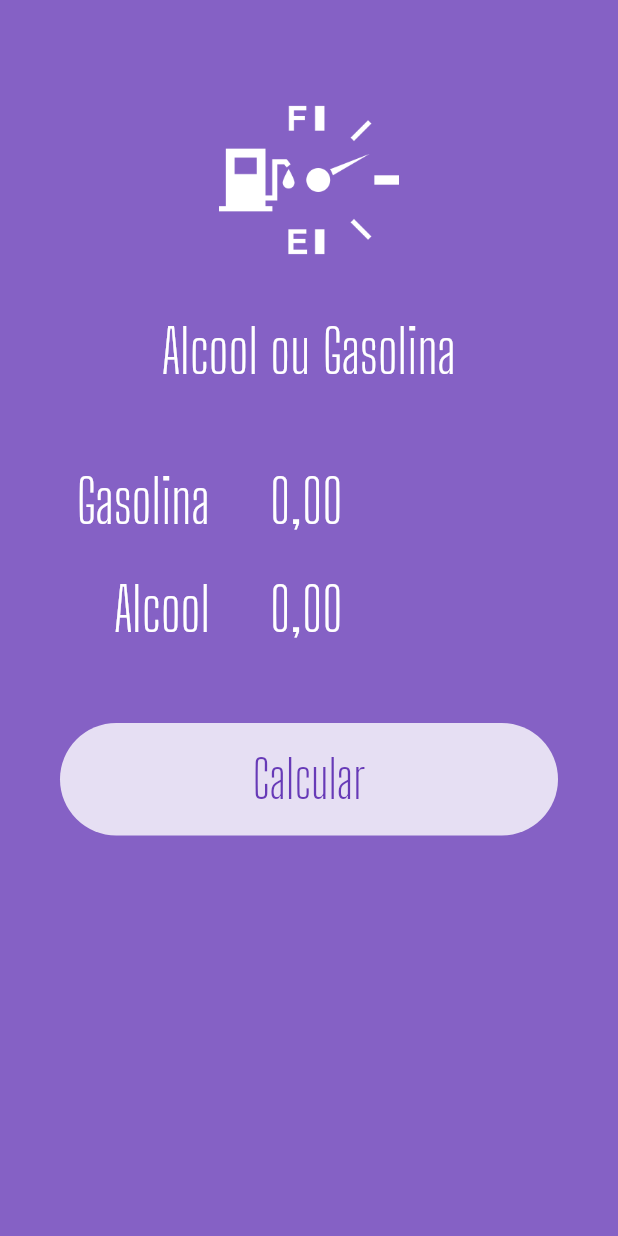
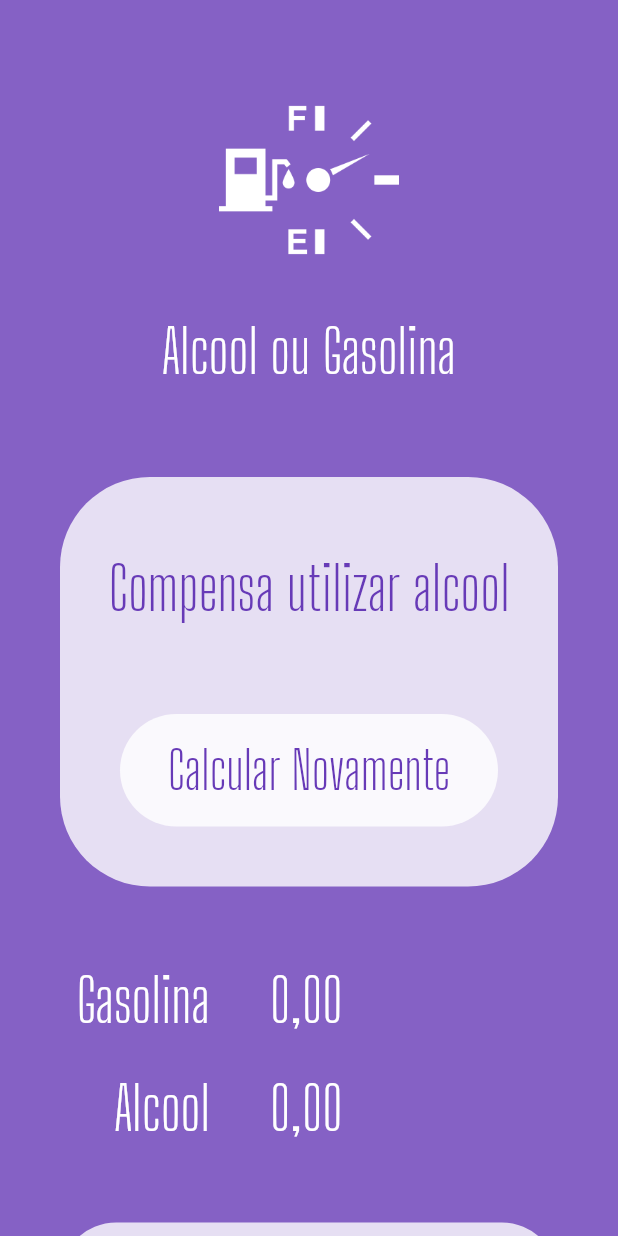
Before and after one commit to RaphaelfsOliveira/flutter_course_balta_io_alcool_gasolina, a Flutter app: the screen it shows after launch, on a phone screen of 412 x 824 dp. Run offline on Flutter 3.47's test engine with Material 2 defaults, Android fonts, the phone set to English and light mode, and no system bars; our stand-ins replace flutter_masked_text.

Commit message:
- adicionando widget calcular novamente - recebendo variavel do botão - atualizando algumas coisas

```diff
--- a/app/lib/main.dart
+++ b/app/lib/main.dart
@@ -23,8 +23,8 @@ class MyApp extends StatelessWidget {
 }
 
 class HomePage extends StatelessWidget {
-  var _gasCtrl = new MoneyMaskedTextController();
-  var _alcCtrl = new MoneyMaskedTextController();
+  final _gasCtrl = new MoneyMaskedTextController();
+  final _alcCtrl = new MoneyMaskedTextController();
 
   final double sizeFuelPrice = 40;
 
@@ -35,6 +35,29 @@ class HomePage extends StatelessWidget {
       body: ListView(
         children: <Widget>[
           Logo(),
+          Container(
+            margin: EdgeInsets.all(40),
+            decoration: BoxDecoration(
+              color: Colors.white.withOpacity(0.8),
+              borderRadius: BorderRadius.circular(60),
+            ),
+            child: Column(
+              children: <Widget>[
+                SizedBox(height: 50),
+                Text(
+                  'Compensa utilizar alcool',
+                  style: TextStyle(
+                    color: Theme.of(context).primaryColor,
+                    fontSize: 40,
+                    fontFamily: 'Big Shoulders Display',
+                  ),
+                  textAlign: TextAlign.center,
+                ),
+                SizedBox(height: 20),
+                CalcButton(buttonName: 'Calcular Novamente'),
+              ],
+            ),
+          ),
           Row(
             children: <Widget>[
               SizedBox(width: sizeFuelPrice),
@@ -51,7 +74,7 @@ class HomePage extends StatelessWidget {
               Price(ctrl: _alcCtrl),
             ],
           ),
-          CalcButton(),
+          CalcButton(buttonName: 'Calcular'),
         ],
       ),
     );
--- a/app/lib/widgets/calcButton.widget.dart
+++ b/app/lib/widgets/calcButton.widget.dart
@@ -1,18 +1,25 @@
 import 'package:flutter/material.dart';
 
 class CalcButton extends StatelessWidget {
+  final String buttonName;
+
+  CalcButton({
+    @required this.buttonName,
+  });
+
   @override
   Widget build(BuildContext context) {
     return Container(
       margin: EdgeInsets.all(40),
       height: 75,
+      width: double.infinity,
       decoration: BoxDecoration(
         color: Colors.white.withOpacity(0.8),
         borderRadius: BorderRadius.circular(60),
       ),
       child: FlatButton(
         child: Text(
-          'Calcular',
+          buttonName,
           style: TextStyle(
             color: Theme.of(context).primaryColor,
             fontSize: 35,
--- a/app/lib/widgets/logo.widget.dart
+++ b/app/lib/widgets/logo.widget.dart
@@ -5,16 +5,12 @@ class Logo extends StatelessWidget {
   Widget build(BuildContext context) {
     return Column(
       children: <Widget>[
-        SizedBox(
-          height: 60,
-        ),
+        SizedBox(height: 60),
         Image.asset(
           'assets/images/aog-white.png',
           height: 120,
         ),
-        SizedBox(
-          height: 30,
-        ),
+        SizedBox(height: 30),
         Text(
           'Alcool ou Gasolina',
           style: TextStyle(
@@ -24,9 +20,7 @@ class Logo extends StatelessWidget {
           ),
           textAlign: TextAlign.center,
         ),
-        SizedBox(
-          height: 40,
-        ),
+        SizedBox(height: 20),
       ],
     );
   }
```
